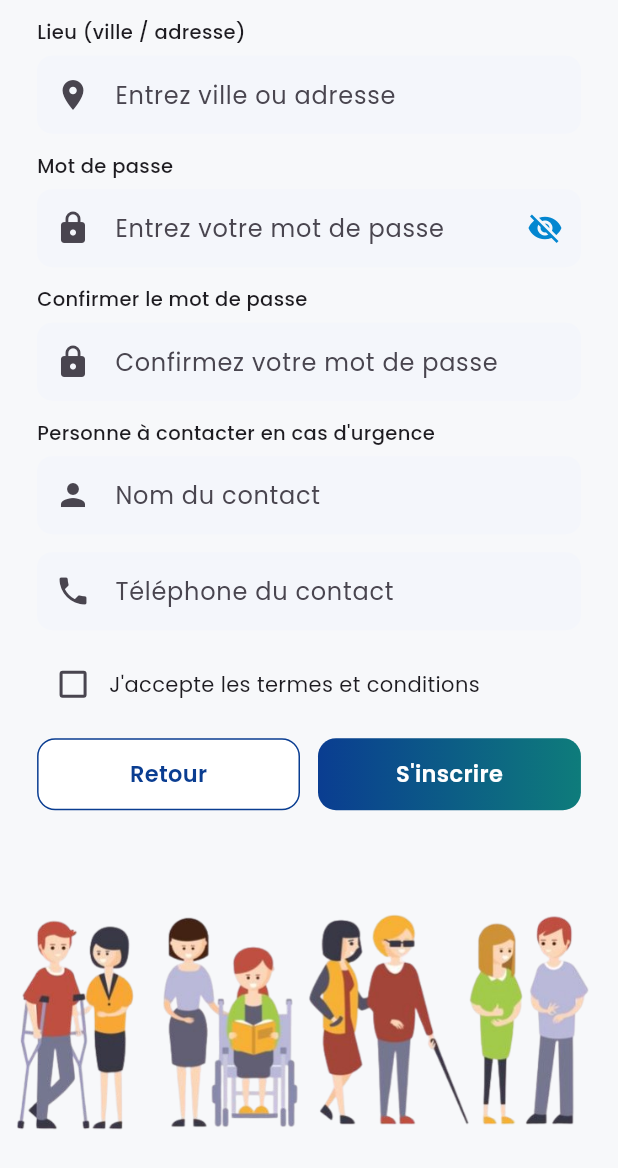
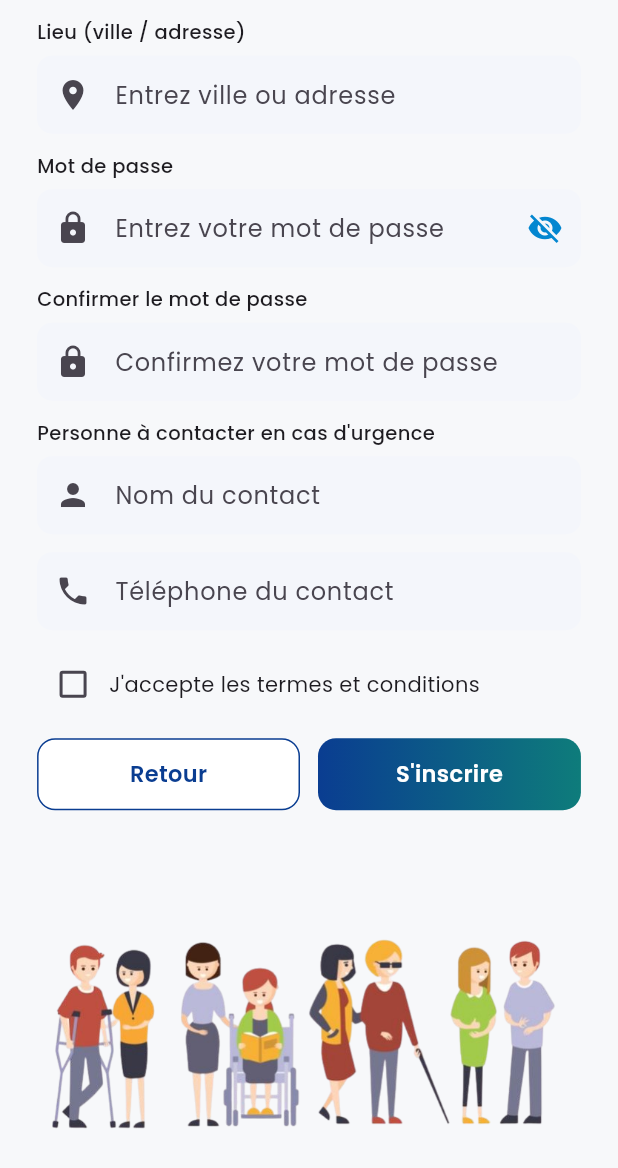
Before and after one commit to soukainaJOUAH/DimaMeakApp, a Flutter app: the RegisterUtilisateurStep2 screen opened directly with empty values, on a phone screen of 412 x 824 dp, the part 68-1236 px from its top. Run offline on Flutter 3.47's test engine with Material 3 defaults, Android fonts, the phone set to English and light mode, and no system bars; our stand-ins replace cloud_firestore, firebase_auth, firebase_core, flutter_tts, google_sign_in, permission_handler and 1 more; accounts and stored records are empty.

Commit message:
update 3

```diff
--- a/lib/features/auth/screens/register_utilisateur_step2.dart
+++ b/lib/features/auth/screens/register_utilisateur_step2.dart
@@ -221,14 +221,18 @@ class _RegisterUtilisateurStep2State extends State<RegisterUtilisateurStep2> {
                       ),
 
                       SizedBox(height: size.height * 0.05),
+
+                      // bottom image
+                      Image.asset(
+                        'assets/images/register_bottom.png',
+                        height: size.height * 0.25,
+                        fit: BoxFit.contain,
+                      ),
                     ]),
                   ),
                 ),
               ),
             ),
-
-            // bottom image
-            Image.asset('assets/images/register_bottom.png', height: size.height * 0.25, fit: BoxFit.contain),
           ],
         ),
       ),
--- a/lib/features/onboarding/widgets/onboarding_template.dart
+++ b/lib/features/onboarding/widgets/onboarding_template.dart
@@ -96,6 +96,8 @@ class OnboardingTemplate extends StatelessWidget {
 
                     SizedBox(height: size.height * 0.04),
 
+                    const Spacer(),
+
                     if (showDots)
                       Row(
                         mainAxisAlignment: MainAxisAlignment.center,
@@ -141,7 +143,9 @@ class OnboardingTemplate extends StatelessWidget {
                             color: Colors.white70,
                           ),
                         ),
-                      ),
+                      )
+                    else
+                      const SizedBox(height: 36),
                   ],
                 ),
               ),
```
Also changed, not shown: lib/features/auth/screens/login_screen.dart (+0 -34 lines), lib/features/auth/screens/register_aidant.dart (+4 -4 lines), lib/features/auth/screens/register_aidant_step2.dart (+6 -6 lines), lib/features/auth/screens/register_utilisateur.dart (+7 -7 lines).
